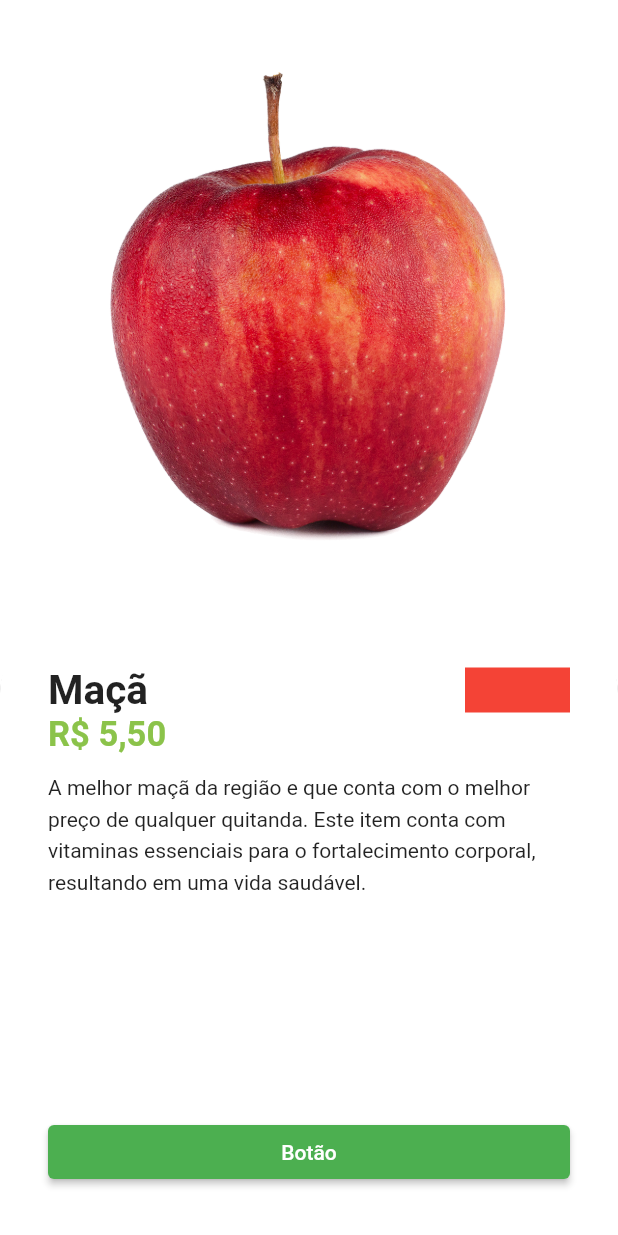
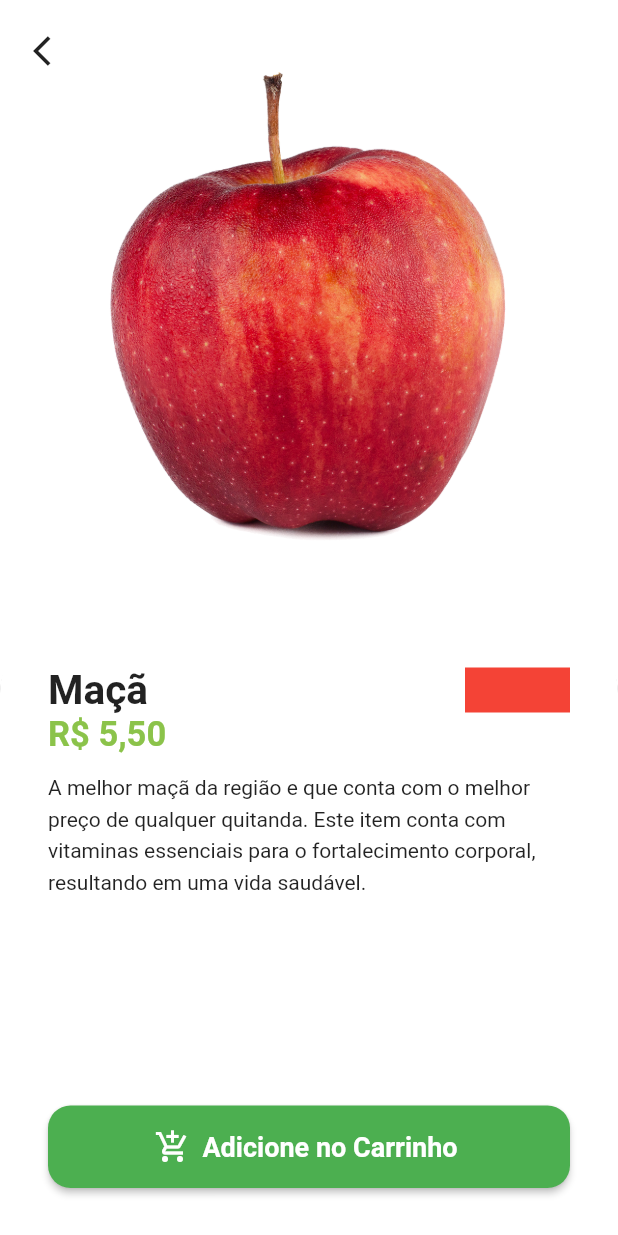
Before and after one commit to EduardoGomesSa/bluegrocer, a Flutter app: the HomeTab screen opened directly, after a tap on "Maçã", on a phone screen of 412 x 824 dp. Run offline on Flutter 3.47's test engine with Material 3 defaults, Android fonts, the phone set to English and light mode, and no system bars; our stand-ins replace animated_text_kit, mask_text_input_formatter.

Commit message:
Estilização dos dados da product_screen

```diff
--- a/lib/src/pages/home/components/item_tile.dart
+++ b/lib/src/pages/home/components/item_tile.dart
@@ -22,7 +22,9 @@
             Navigator.of(context).push(
               MaterialPageRoute(
                 builder: (c) {
-                  return ProductScreen(item: item,);
+                  return ProductScreen(
+                    item: item,
+                  );
                 },
               ),
             );
@@ -40,7 +42,10 @@
                 children: [
                   // image
                   Expanded(
-                    child: Image.asset(item.imgUrl),
+                    child: Hero(
+                      tag: item.imgUrl,
+                      child: Image.asset(item.imgUrl),
+                    ),
                   ),
                   // nome
                   Text(
--- a/lib/src/pages/product/product_screen.dart
+++ b/lib/src/pages/product/product_screen.dart
@@ -15,10 +15,16 @@
   Widget build(BuildContext context) {
     return Scaffold(
       backgroundColor: Colors.white.withAlpha(230),
-      body: Column(
+      body: Stack(
+        children: [
+          // Conteúdo
+          Column(
             children: [
               Expanded(
+                child: Hero(
+                  tag: item.imgUrl,
                   child: Image.asset(item.imgUrl),
+                ),
               ),
               Expanded(
                 child: Container(
@@ -83,10 +89,24 @@
                         ),
                       ),
                       // Botão
-
-                  ElevatedButton(
+                      SizedBox(
+                        height: 55,
+                        child: ElevatedButton.icon(
+                          style: ElevatedButton.styleFrom(
+                            shape: RoundedRectangleBorder(
+                              borderRadius: BorderRadius.circular(15),
+                            ),
+                          ),
                           onPressed: () {},
-                    child: const Text('Botão'),
+                          label: const Text(
+                            'Adicione no Carrinho',
+                            style: TextStyle(
+                              fontSize: 18,
+                              fontWeight: FontWeight.bold,
+                            ),
+                          ),
+                          icon: const Icon(Icons.add_shopping_cart_outlined),
+                        ),
                       )
                     ],
                   ),
@@ -94,6 +114,22 @@
               ),
             ],
           ),
+
+          // Botão de voltar
+          Positioned(
+            left: 10,
+            top: 10,
+            child: SafeArea(
+              child: IconButton(
+                onPressed: () {
+                  Navigator.of(context).pop();
+                },
+                icon: const Icon(Icons.arrow_back_ios),
+              ),
+            ),
+          )
+        ],
+      ),
     );
   }
 }
```
Lines whose indentation alone changed are shown as unchanged.
